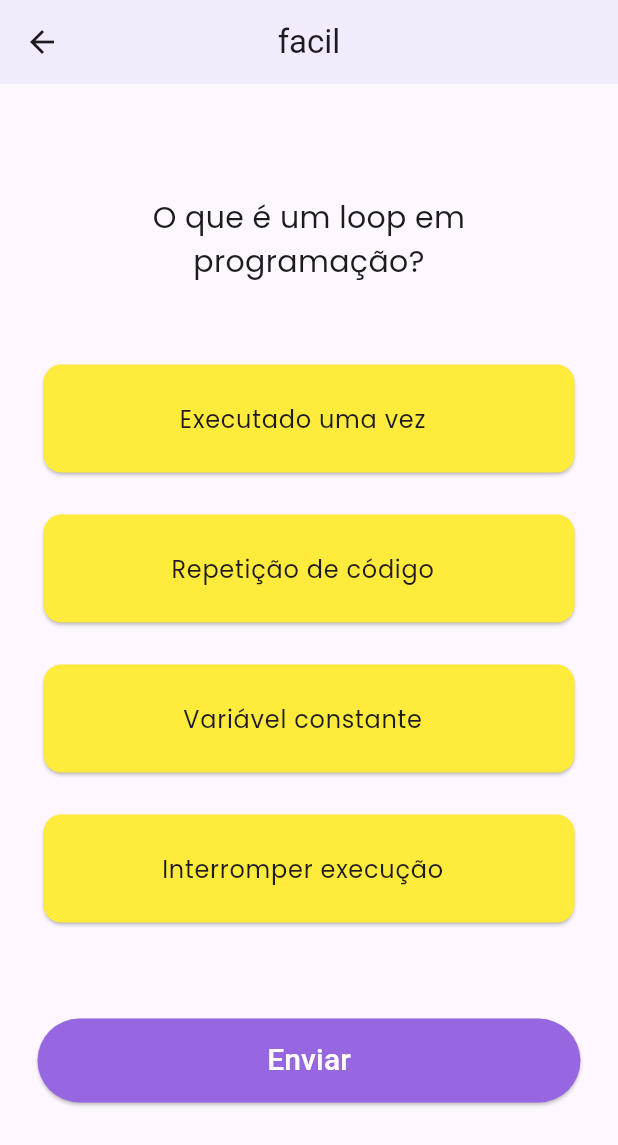
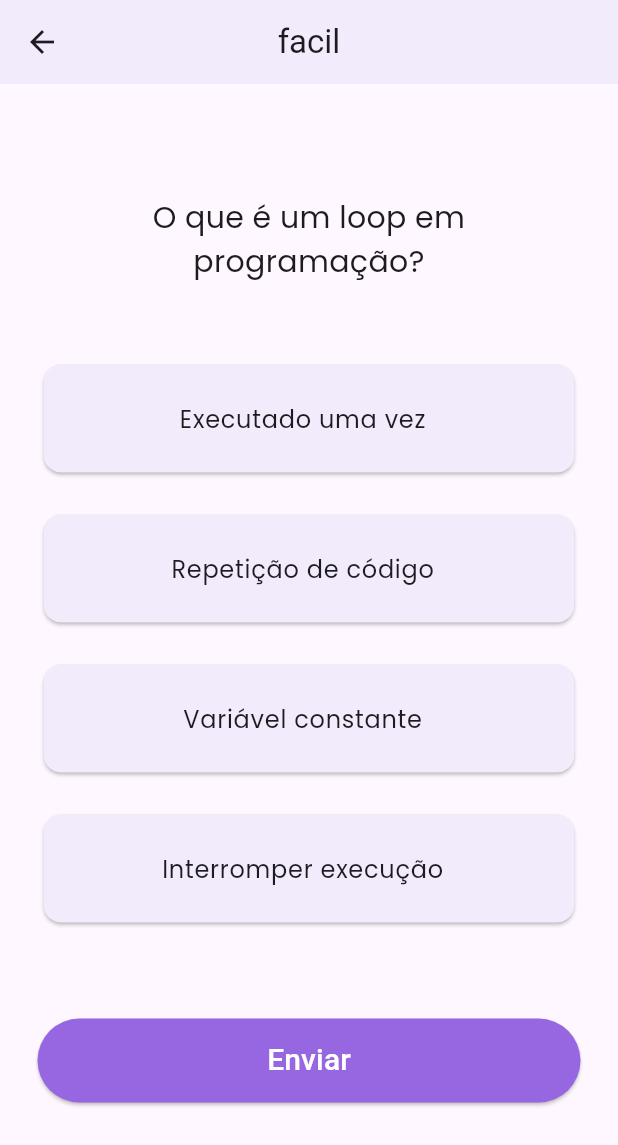
Before and after one commit to jucianevmaciel/quizdev, a Flutter app: the screen it shows once a user with an empty profile is signed in, after a tap on "Fácil", on a phone screen of 412 x 824 dp. Shown: the top 1145 px of the screen. Run offline on Flutter 3.47's test engine with Material 3 defaults, Android fonts, the light colour scheme and no system bars; our stand-ins replace firebase_auth, firebase_core, get, hive, hive_flutter; accounts and stored records are empty.

Commit message:
tela quiz

```diff
--- a/lib/componentes/quizinfor.dart
+++ b/lib/componentes/quizinfor.dart
@@ -1,4 +1,5 @@
 import 'package:flutter/material.dart';
+import 'package:quizdev/componentes/colors.dart';
 
 class QuizInfor extends StatefulWidget {
   final String titulo;
@@ -37,10 +38,10 @@ class _QuizInforState extends State<QuizInfor> {
             color: widget.isSelected
                 ? (widget.isCorrect ? Colors.green : Colors.red)
                 : widget.nivel == "facil"
-                    ? Colors.yellow // Cor padrão quando não selecionado
+                    ? Colorsapp().violeta1 // Cor padrão quando não selecionado
                     : widget.nivel == "medio"
-                        ? Colors.yellow // Cor padrão quando não selecionado
-                        : Colors.yellow, // Cor padrão quando não selecionado
+                        ? Colorsapp().violeta2 // Cor padrão quando não selecionado
+                        : Colorsapp().violeta3, // Cor padrão quando não selecionado
             child: Padding(
               padding: const EdgeInsets.all(8.0),
               child: ListTile(
--- a/lib/telas/fimquiz.dart
+++ b/lib/telas/fimquiz.dart
@@ -18,7 +18,7 @@ class FimQuiz extends StatelessWidget {
               padding: const EdgeInsets.only(top: 220),
               child: Image.asset(
                 'assets/images/trofeu.png',
-                width: 150, // Ajuste o tamanho conforme necessário
+                width: 150,
                 height: 150,
               ),
             ),
```
Also changed, not shown: lib/telas/telaperguntas.dart (+9 -5 lines).
